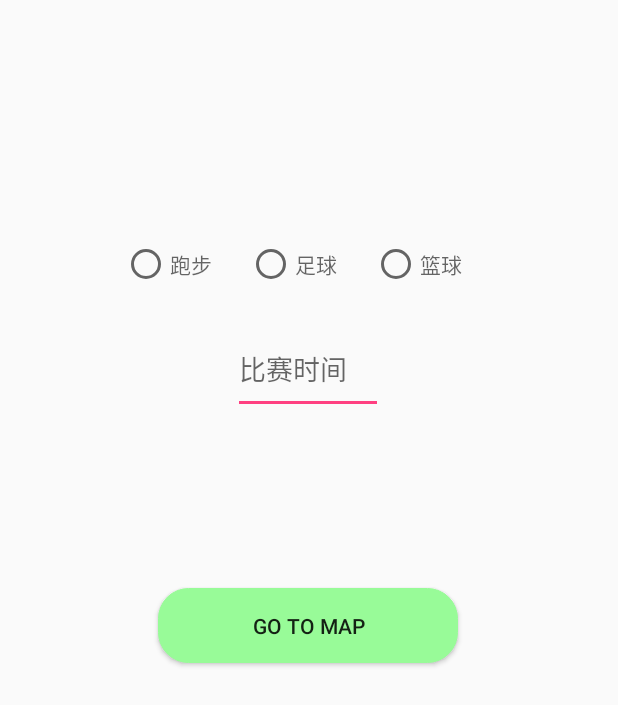
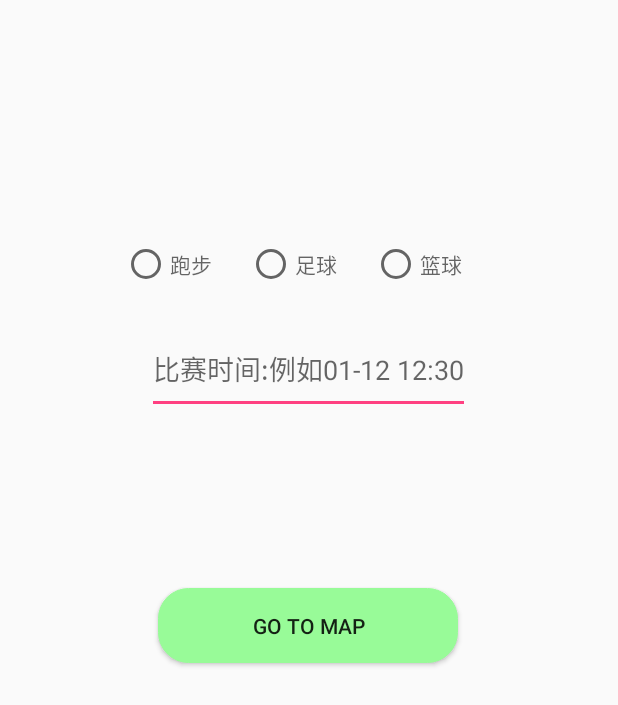
Before and after one commit to pengxianyang/YC, an Android app: the NewMatchActivity screen opened directly, with no data from a screen before it, on a phone screen of 412 x 824 dp. Shown: the top 705 px of the screen. Run offline under Robolectric (Android 15) with nearby library versions, the phone set to English and light mode, and no system bars; Roboto replaces fonts that are not available here.

Commit message:
3-7-21:05

```diff
--- a/app/src/main/res/layout/activity_newmatch.xml
+++ b/app/src/main/res/layout/activity_newmatch.xml
@@ -33,14 +33,15 @@
 
     <EditText
         android:id="@+id/editText_matchtime"
-        android:layout_width="100dp"
+        android:layout_width="wrap_content"
         android:layout_height="60dp"
         android:layout_marginTop="216dp"
-        android:hint="比赛时间"
+        android:hint="比赛时间:例如01-12 12:30"
         app:layout_constraintHorizontal_bias="0.498"
         app:layout_constraintLeft_toLeftOf="parent"
         app:layout_constraintRight_toRightOf="parent"
         app:layout_constraintTop_toTopOf="parent" />
+
 
     <Button
         android:id="@+id/button_toGPS"
```
Also changed, not shown: app/src/main/java/com/example/administrator/yc/GlobalData.java (added, +12 -0 lines), app/src/main/java/com/example/administrator/yc/LoginActivity.java (+5 -3 lines).
